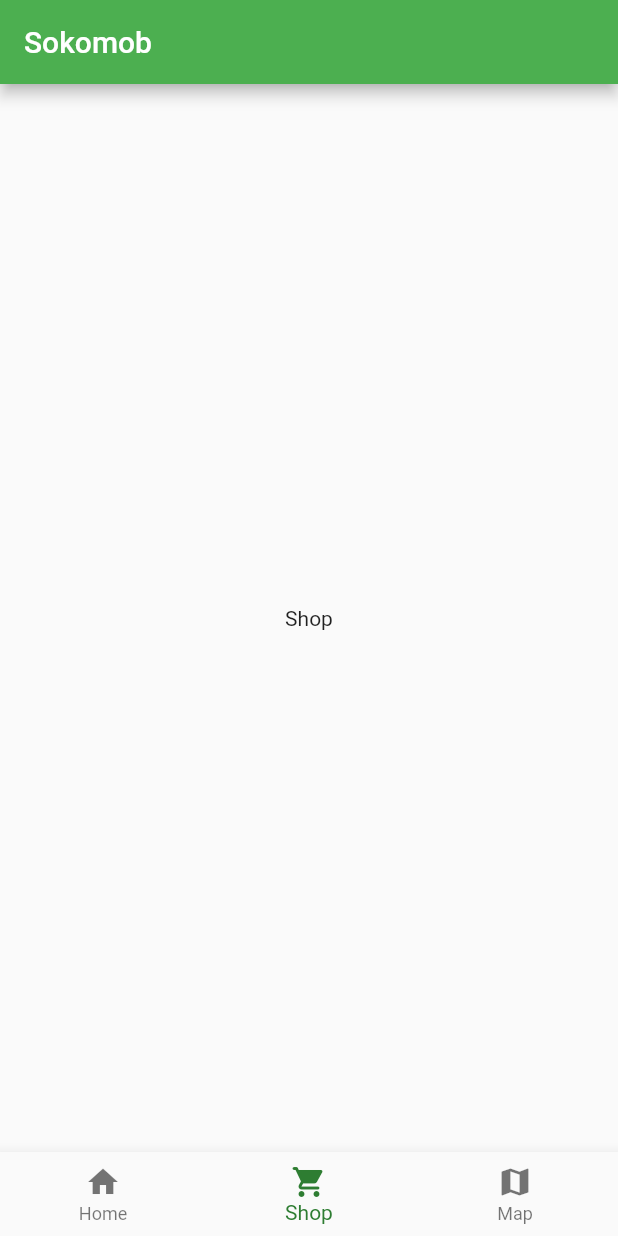
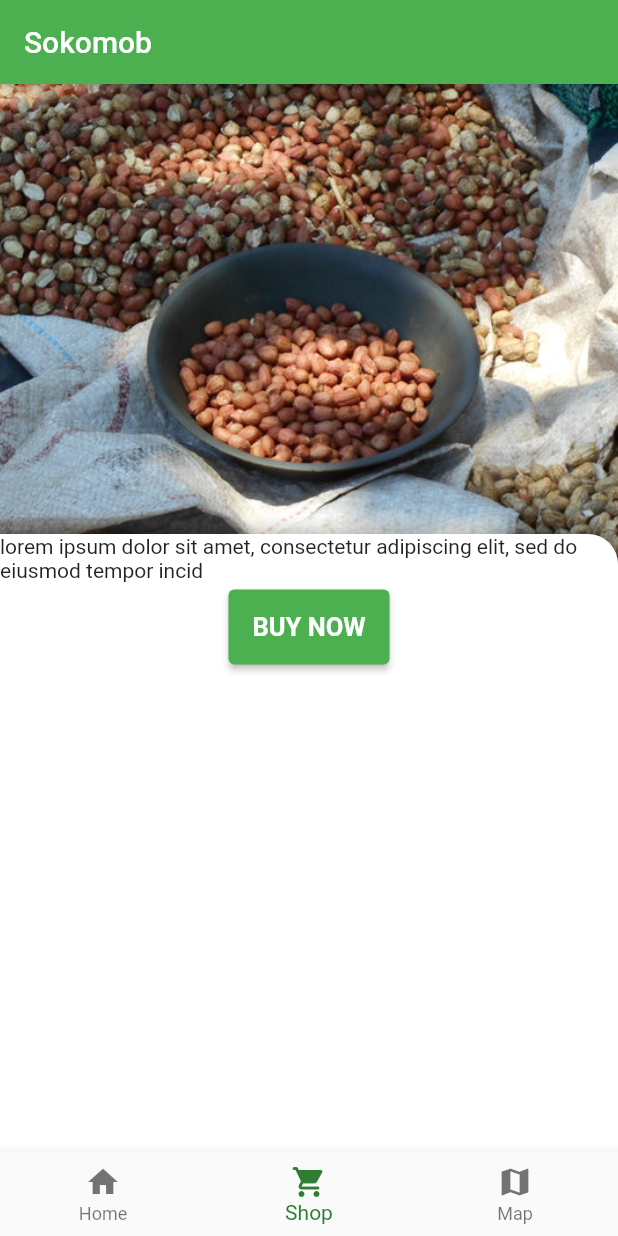
Before and after one commit to eddieogola/plp, a Flutter app: the screen it shows after launch, item 2 of the bottom bar chosen, on a phone screen of 412 x 824 dp. Run offline on Flutter 3.47's test engine with Material 2 defaults, Android fonts, the phone set to English and light mode, and no system bars; our stand-ins replace cached_network_image, carousel_slider, get, get_storage, google_maps_flutter, location and 1 more; missing offline and left inert: flutter_polyline_points; network calls fail.

Commit message:
details screen

```diff
--- /dev/null
+++ b/frontend/lib/ui/components/details/details.dart
@@ -0,0 +1,32 @@
+import 'package:flutter/material.dart';
+
+class Details extends StatelessWidget {
+  const Details({Key? key}) : super(key: key);
+  @override
+  Widget build(BuildContext context) {
+    return Column(
+      children: [
+        Text(
+            'lorem ipsum dolor sit amet, consectetur adipiscing elit, sed do eiusmod tempor incid'),
+        SizedBox(height: 5),
+        SizedBox(
+          height: 50,
+          child: ElevatedButton(
+            style: ElevatedButton.styleFrom(
+              backgroundColor: Colors.green,
+            ),
+            onPressed: () {},
+            child: Text(
+              "Buy Now".toUpperCase(),
+              style: TextStyle(
+                fontSize: 17,
+                fontWeight: FontWeight.bold,
+                color: Colors.white,
+              ),
+            ),
+          ),
+        ),
+      ],
+    );
+  }
+}
--- /dev/null
+++ b/frontend/lib/ui/screens/product_detail_screen.dart
@@ -0,0 +1,43 @@
+import 'package:flutter/material.dart';
+import 'package:plp/ui/components/details/details.dart';
+
+class ProductDetailScreen extends StatelessWidget {
+  const ProductDetailScreen({super.key});
+
+  @override
+  Widget build(BuildContext context) {
+    return Scaffold(
+      body: Stack(children: [
+        Container(
+          width: MediaQuery.of(context).size.width,
+          height: MediaQuery.of(context).size.height * 0.6,
+          decoration: BoxDecoration(
+            image: DecorationImage(
+                image: AssetImage('assets/images/groundnuts.jpg'),
+                fit: BoxFit.cover),
+          ),
+        ),
+        Align(
+          alignment: Alignment.bottomCenter,
+          child: Container(
+            width: MediaQuery.of(context).size.width,
+            height: MediaQuery.of(context).size.height * 0.5,
+            decoration: BoxDecoration(
+                color: Colors.white,
+                borderRadius: BorderRadius.only(
+                  topRight: Radius.circular(20),
+                ),
+                boxShadow: [
+                  BoxShadow(
+                    color: Colors.black.withOpacity(.2),
+                    offset: Offset(0, -4),
+                    blurRadius: 8,
+                  )
+                ]),
+            child: Details(),
+          ),
+        )
+      ]),
+    );
+  }
+}
--- a/frontend/lib/ui/screens/shop.dart
+++ b/frontend/lib/ui/screens/shop_screen.dart
@@ -1,5 +1,5 @@
-
 import 'package:flutter/material.dart';
+import 'package:plp/ui/screens/product_detail_screen.dart';
 
 class Shop extends StatefulWidget {
   const Shop({Key? key}) : super(key: key);
@@ -12,7 +12,7 @@ class _ShopState extends State<Shop> {
   @override
   Widget build(BuildContext context) {
     return const Scaffold(
-      body: Center(child: Text('Shop')),
+      body: ProductDetailScreen(),
     );
   }
 }
--- a/frontend/lib/ui/screens/start.dart
+++ b/frontend/lib/ui/screens/start.dart
@@ -1,9 +1,8 @@
 import 'package:flutter/material.dart';
-import 'package:http/http.dart';
 import 'package:plp/data/services/seller_service.dart';
 import 'package:plp/ui/screens/home.dart';
 import 'package:plp/ui/screens/map.dart';
-import 'package:plp/ui/screens/shop.dart';
+import 'package:plp/ui/screens/shop_screen.dart';
 
 class StartScreen extends StatefulWidget {
   const StartScreen({Key? key, required this.title}) : super(key: key);
--- a/frontend/pubspec.yaml
+++ b/frontend/pubspec.yaml
@@ -45,6 +45,7 @@ dependencies:
   google_maps_flutter: ^2.2.0
   location: ^4.4.0
   flutter_svg: ^1.1.5
+  flutter_staggered_grid_view: ^0.6.2
 
 dev_dependencies:
   flutter_test:
@@ -72,9 +73,8 @@ flutter:
   uses-material-design: true
 
   # To add assets to your application, add an assets section, like this:
-  # assets:
-  #   - images/a_dot_burr.jpeg
-  #   - images/a_dot_ham.jpeg
+  assets:
+    - assets/images/
 
   # An image asset can refer to one or more resolution-specific "variants", see
   # https://flutter.dev/assets-and-images/#resolution-aware
```
Also changed, not shown: frontend/lib/main.dart (+6 -1 lines), frontend/lib/ui/components/home/carousel.dart (+10 -10 lines), frontend/lib/ui/components/home/product_card.dart (added, +68 -0 lines), frontend/lib/ui/components/home/products_grid.dart (added, +44 -0 lines), frontend/lib/ui/components/shop/shop_list.dart (added, +45 -0 lines), frontend/lib/ui/screens/home.dart (+35 -18 lines), frontend/assets/images/groundnuts.jpg (added), frontend/pubspec.lock, 1 other file.
